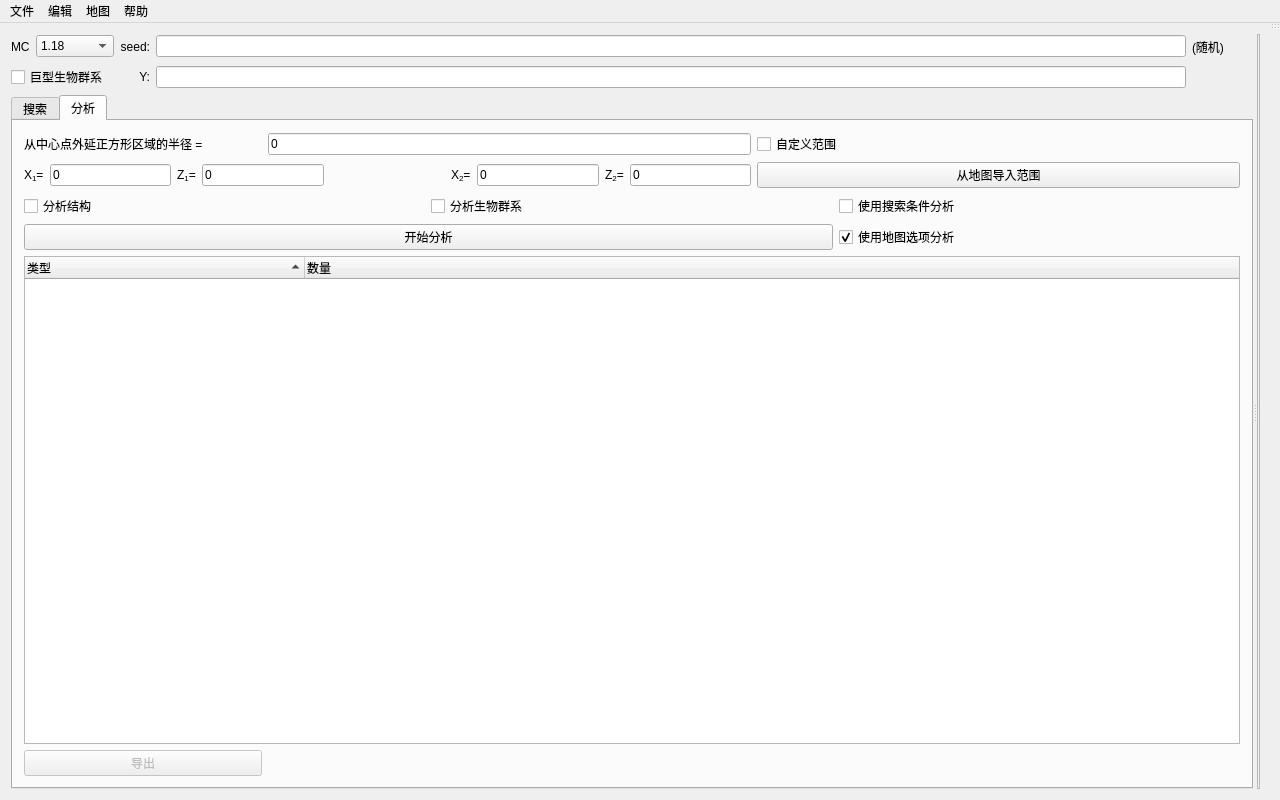
Old version of the form src/mainwindow.ui in the repository Sinbing/cubiomes-viewer.
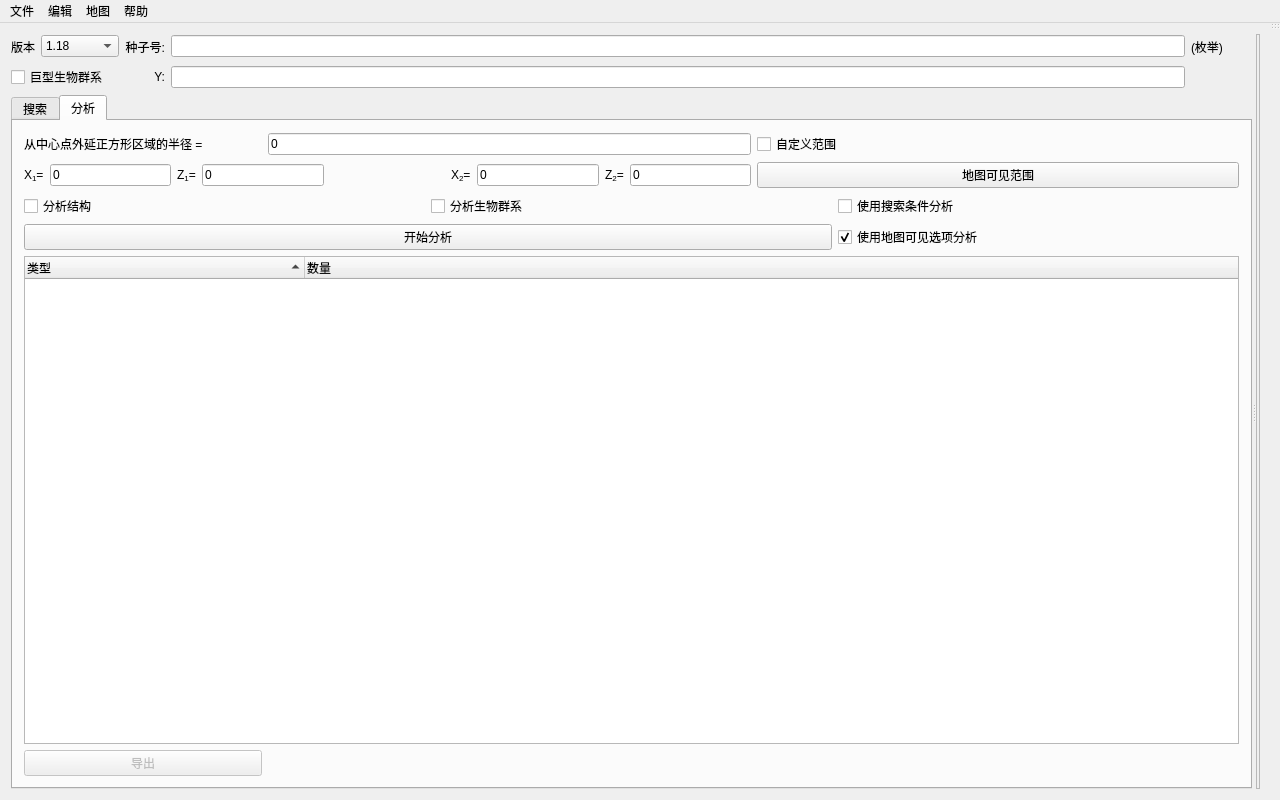
New version of the form. The open tabs and pages were chosen to show the change. Icons and pictures are not drawn. Custom widgets are drawn as their Qt base class.

The edit to the form file:
```diff
--- a/src/mainwindow.ui
+++ b/src/mainwindow.ui
@@ -73,7 +73,7 @@
              <string>种子可以输入数字或文字，留空为随机种子。</string>
             </property>
             <property name="text">
-             <string>seed:</string>
+             <string>种子号:</string>
             </property>
             <property name="alignment">
              <set>Qt::AlignRight|Qt::AlignTrailing|Qt::AlignVCenter</set>
@@ -86,7 +86,7 @@
              <string>Minecraft 游戏版本</string>
             </property>
             <property name="text">
-             <string>MC</string>
+             <string>版本</string>
             </property>
            </widget>
           </item>
@@ -102,7 +102,7 @@
              <string>种子可以输入数字或文字，留空为随机种子。</string>
             </property>
             <property name="text">
-             <string>(随机)</string>
+             <string>(枚举)</string>
             </property>
            </widget>
           </item>
@@ -534,7 +534,7 @@
             <item row="2" column="3" colspan="2">
              <widget class="QPushButton" name="buttonFromVisible">
               <property name="text">
-               <string>从地图导入范围</string>
+               <string>地图可见范围</string>
               </property>
              </widget>
             </item>
@@ -583,7 +583,7 @@
                  <string>分析地图中显示的群系与结构</string>
                 </property>
                 <property name="text">
-                 <string>使用地图选项分析</string>
+                 <string>使用地图可见选项分析</string>
                 </property>
                 <property name="checked">
                  <bool>true</bool>
```
Left out of the diff: 6 changed lines with no effect on the pictures.
